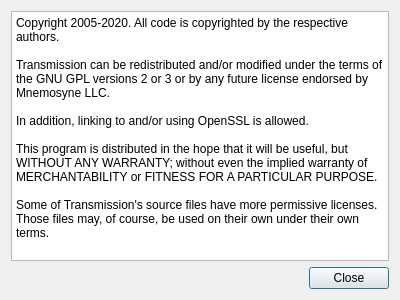
Qt form qt/LicenseDialog.ui (transmission/transmission) before a commit.
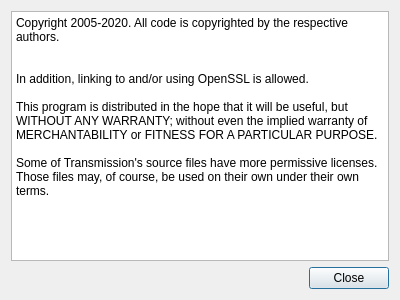
The same form after that commit.

What changed in the file:
```diff
--- a/qt/LicenseDialog.ui
+++ b/qt/LicenseDialog.ui
@@ -22,7 +22,6 @@
      <property name="plainText">
       <string notr="true">Copyright 2005-2020. All code is copyrighted by the respective authors.
 
-Transmission can be redistributed and/or modified under the terms of the GNU GPL versions 2 or 3 or by any future license endorsed by Mnemosyne LLC.
 
 In addition, linking to and/or using OpenSSL is allowed.
 
```
